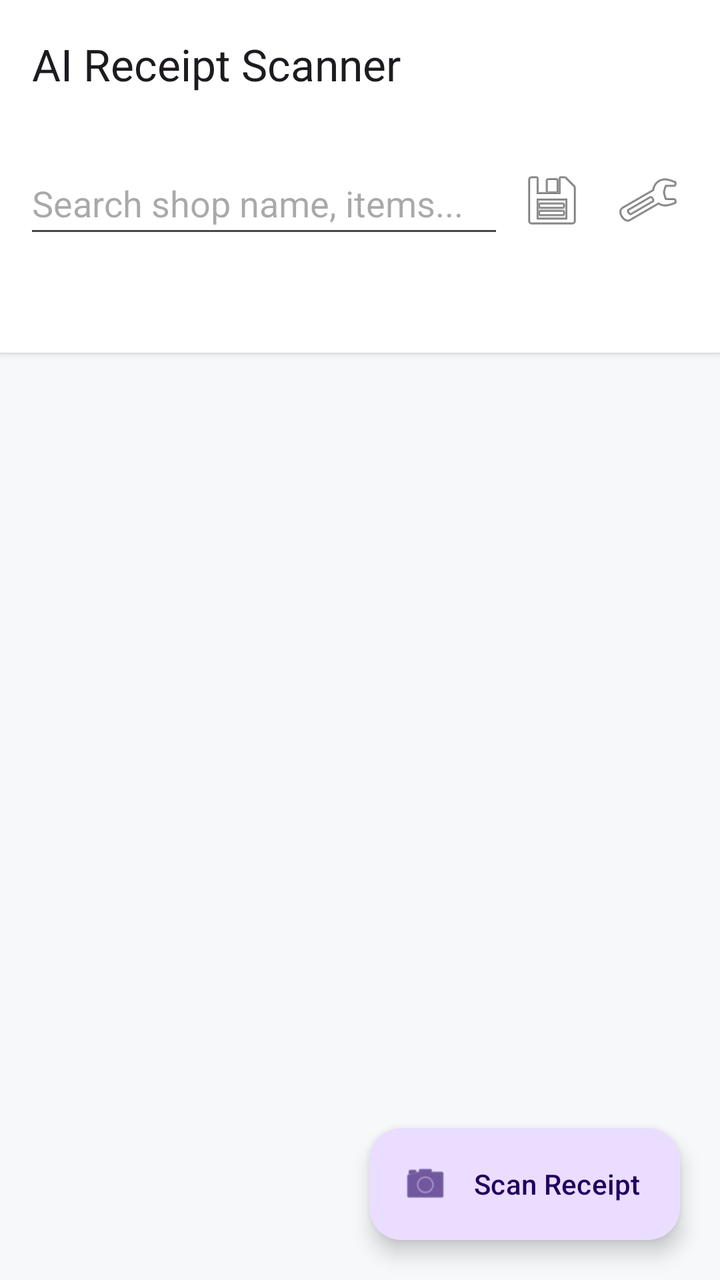
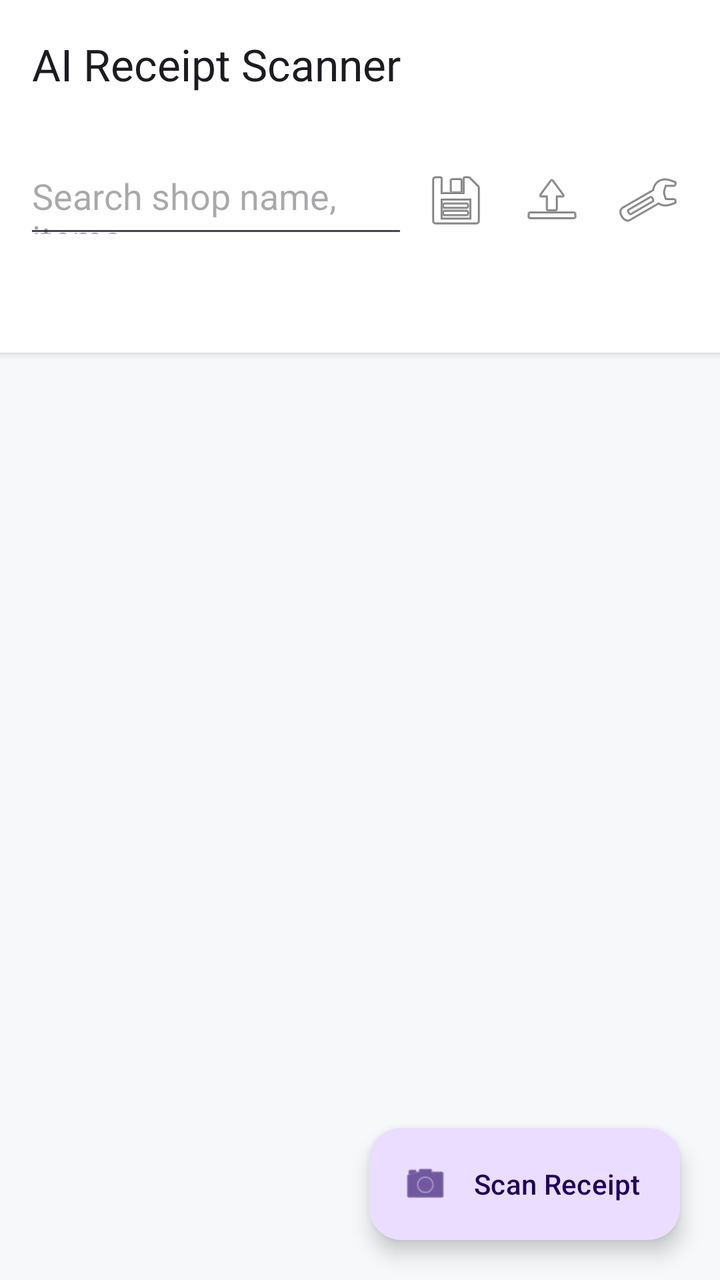

Compare the two renders of this Android layout. The source of the first and the diff that turns it into the second are given below.
<!-- AndroidManifest.xml: application theme Theme.AIReceiptScanner -->
<!-- res/layout/activity_main.xml -->
<?xml version="1.0" encoding="utf-8"?>
<androidx.coordinatorlayout.widget.CoordinatorLayout xmlns:android="http://schemas.android.com/apk/res/android"
    xmlns:app="http://schemas.android.com/apk/res-auto"
    android:layout_width="match_parent"
    android:layout_height="match_parent"
    android:background="@color/background_light">

    <com.google.android.material.appbar.AppBarLayout
        android:layout_width="match_parent"
        android:layout_height="wrap_content"
        android:background="@color/surface_light">

        <androidx.appcompat.widget.Toolbar
            android:id="@+id/toolbar"
            android:layout_width="match_parent"
            android:layout_height="?attr/actionBarSize"
            app:title="AI Receipt Scanner" />

        <LinearLayout
            android:layout_width="match_parent"
            android:layout_height="wrap_content"
            android:padding="12dp">

            <EditText
                android:id="@+id/etSearch"
                android:layout_width="0dp"
                android:layout_height="48dp"
                android:layout_weight="1"
                android:hint="Search shop name, items..." />

            <ImageButton
                android:id="@+id/btnExportCsv"
                android:layout_width="48dp"
                android:layout_height="48dp"
                android:background="?attr/selectableItemBackgroundBorderless"
                android:contentDescription="@string/action_export_csv"
                android:src="@android:drawable/ic_menu_save" />

            <ImageButton
                android:id="@+id/btnSettings"
                android:layout_width="48dp"
                android:layout_height="48dp"
                android:background="?attr/selectableItemBackgroundBorderless"
                android:contentDescription="@string/title_settings"
                android:src="@android:drawable/ic_menu_preferences" />
        </LinearLayout>
    </com.google.android.material.appbar.AppBarLayout>

    <LinearLayout
        android:layout_width="match_parent"
        android:layout_height="match_parent"
        android:orientation="vertical"
        app:layout_behavior="@string/appbar_scrolling_view_behavior">

        <TextView
            android:id="@+id/tvSummary"
            android:layout_width="match_parent"
            android:layout_height="wrap_content"
            android:background="@color/surface_light"
            android:elevation="2dp"
            android:gravity="center"
            android:paddingVertical="10dp"
            android:textStyle="bold"
            android:textSize="15sp" />

        <androidx.recyclerview.widget.RecyclerView
            android:id="@+id/rvReceipts"
            android:layout_width="match_parent"
            android:layout_height="0dp"
            android:layout_weight="1"
            android:clipToPadding="false"
            android:paddingBottom="88dp" />
    </LinearLayout>

    <TextView
        android:id="@+id/tvEmptyState"
        android:layout_width="wrap_content"
        android:layout_height="wrap_content"
        android:layout_gravity="center"
        android:text="@string/empty_receipts"
        android:textColor="#9E9E9E"
        android:textSize="16sp"
        android:visibility="gone" />

    <com.google.android.material.floatingactionbutton.ExtendedFloatingActionButton
        android:id="@+id/fabScan"
        android:layout_width="wrap_content"
        android:layout_height="wrap_content"
        android:layout_gravity="bottom|end"
        android:layout_margin="20dp"
        android:text="Scan Receipt"
        app:icon="@android:drawable/ic_menu_camera" />
</androidx.coordinatorlayout.widget.CoordinatorLayout>
<!-- resources referenced by this layout -->
<resources>
  <color name="background_light">#FFF6F8FA</color>
  <color name="surface_light">#FFFFFFFF</color>
  <string name="action_export_csv">Export All (CSV)</string>
  <string name="empty_receipts">No receipts yet. Tap Scan Receipt to get started.</string>
  <string name="title_settings">Settings</string>
  <style name="Theme.AIReceiptScanner" parent="Theme.Material3.DayNight.NoActionBar">
          <item name="colorPrimary">@color/purple_500</item>
          <item name="colorOnPrimary">@color/white</item>
      </style>
  <color name="purple_500">#FF6200EE</color>
  <color name="white">#FFFFFFFF</color>
</resources>

<!-- the commit's change to res/layout/activity_main.xml (unified diff, before → after) -->
@@ -35,6 +35,14 @@
                 android:background="?attr/selectableItemBackgroundBorderless"
                 android:contentDescription="@string/action_export_csv"
                 android:src="@android:drawable/ic_menu_save" />
+
+            <ImageButton
+                android:id="@+id/btnBackupMenu"
+                android:layout_width="48dp"
+                android:layout_height="48dp"
+                android:background="?attr/selectableItemBackgroundBorderless"
+                android:contentDescription="@string/action_backup_restore"
+                android:src="@android:drawable/ic_menu_upload" />
 
             <ImageButton
                 android:id="@+id/btnSettings"
<!-- resource entries referenced after the edit -->
@@ -2,6 +2,7 @@
 <resources>
   <color name="background_light">#FFF6F8FA</color>
   <color name="surface_light">#FFFFFFFF</color>
+  <string name="action_backup_restore">Backup or restore</string>
   <string name="action_export_csv">Export All (CSV)</string>
   <string name="empty_receipts">No receipts yet. Tap Scan Receipt to get started.</string>
   <string name="title_settings">Settings</string>
